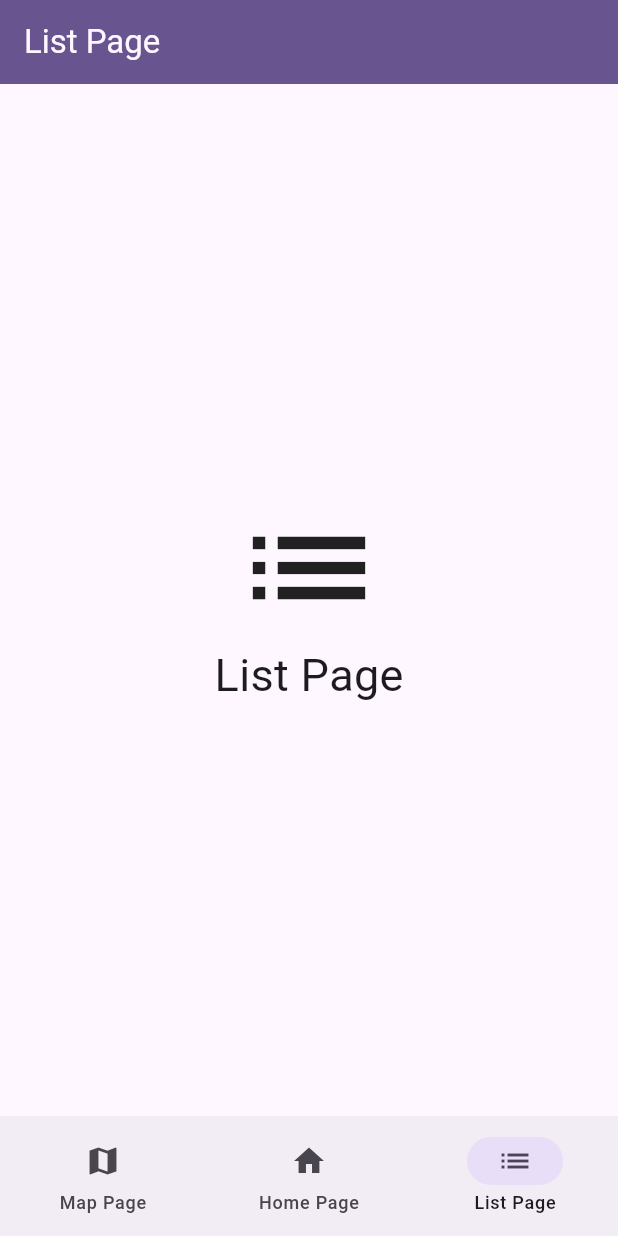
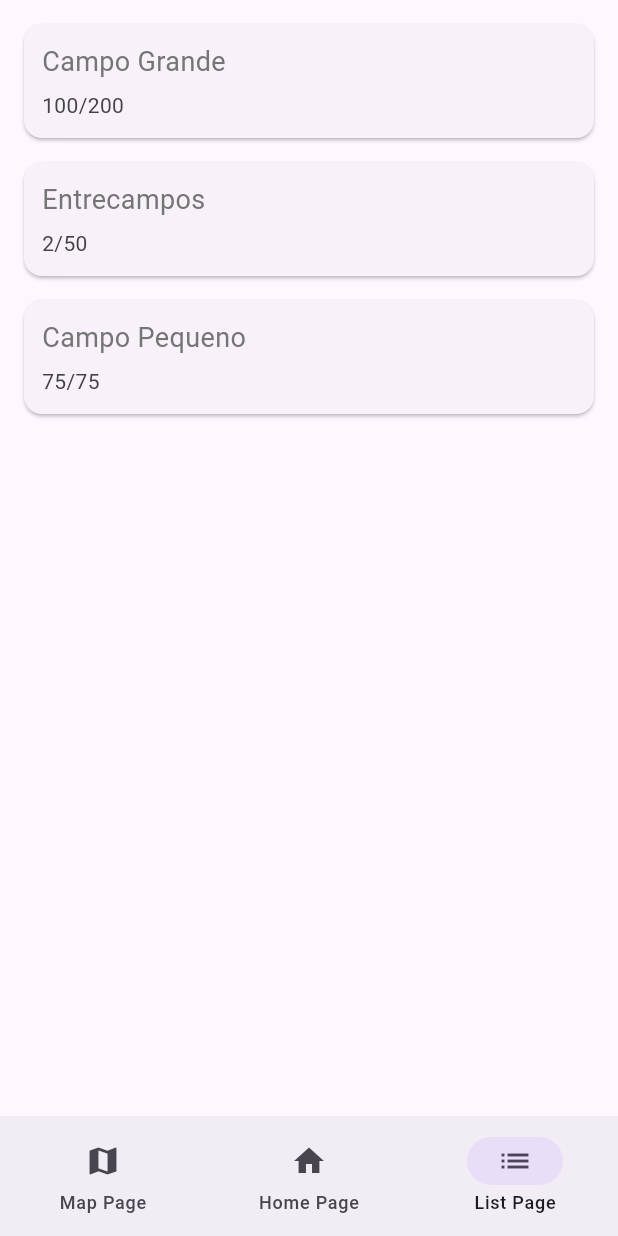
Before and after one commit to pedro-abreu-a22110364/app_emel_cm, a Flutter app: the screen it shows after launch, item 3 of the bottom bar chosen, on a phone screen of 412 x 824 dp. Run offline on Flutter 3.47's test engine with Material 3 defaults, Android fonts, the phone set to English and light mode, and no system bars.

Commit message:
- Created class parque.dart to characterize the park - Created two enums estado_parque.dart and tipo_parque.dart to use as variables in parque.dart - Created incidente.dart to characterize the incident but still TODO - Template for a template card to show parks information in parque_card.dart inside template package - Removed AppBar for consistency with the IHM prototype

```diff
--- /dev/null
+++ b/lib/model/estado_parque.dart
@@ -0,0 +1,5 @@
+enum EstadoParque {
+  LOTADO,
+  PARCIALMENTE_LOTADO,
+  LIVRE
+}
--- /dev/null
+++ b/lib/model/incidente.dart
@@ -0,0 +1,3 @@
+class Incidente {
+
+}
--- /dev/null
+++ b/lib/model/parque.dart
@@ -0,0 +1,32 @@
+import 'package:app_emel_cm/model/estado_parque.dart';
+import 'package:app_emel_cm/model/tipo_parque.dart';
+import 'package:app_emel_cm/model/incidente.dart';
+
+class Parque {
+  int idParque;
+  String nome;
+  int lotacaoReal;
+  int lotacaoMax;
+  DateTime? data;
+  TipoParque tipoParque;
+  EstadoParque? estadoParque;
+  List<Incidente>? incidentes;
+
+  Parque(
+      {required this.idParque,
+      required this.nome,
+      required this.lotacaoReal,
+      required this.lotacaoMax,
+      required this.tipoParque
+      });
+
+  EstadoParque calculaEstadoParque() {
+    if (lotacaoReal - lotacaoMax == 0) {
+      return EstadoParque.LOTADO;
+    } else if ((lotacaoReal * 100) / lotacaoMax >= 50) {
+      return EstadoParque.PARCIALMENTE_LOTADO;
+    } else {
+      return EstadoParque.LIVRE;
+    }
+  }
+}
--- /dev/null
+++ b/lib/model/tipo_parque.dart
@@ -0,0 +1,4 @@
+enum TipoParque {
+  SUPERFICIE,
+  ESTRUTURA
+}
--- a/lib/pages/home_page.dart
+++ b/lib/pages/home_page.dart
@@ -7,7 +7,6 @@ class HomePage extends StatelessWidget {
   @override
   Widget build(BuildContext context) {
     return Scaffold(
-      appBar: AppBar(title: Text(pages[1].title)),
       body: Center(
         child: Column(
           mainAxisAlignment: MainAxisAlignment.center,
--- a/lib/pages/list_page.dart
+++ b/lib/pages/list_page.dart
@@ -1,22 +1,30 @@
-import 'package:app_emel_cm/pages/pages.dart';
+import 'package:app_emel_cm/model/tipo_parque.dart';
 import 'package:flutter/material.dart';
 
-class ListPage extends StatelessWidget {
+import 'templates/parque_card.dart';
+import '../model/parque.dart';
+
+class ListPage extends StatefulWidget {
   const ListPage({super.key});
+
+  @override
+  State<ListPage> createState() => _ListPageState();
+}
+
+class _ListPageState extends State<ListPage> {
+
+  List<Parque> parques = [
+    Parque(idParque: 1, nome: "Campo Grande", lotacaoReal: 100, lotacaoMax: 200, tipoParque: TipoParque.SUPERFICIE),
+    Parque(idParque: 2, nome: "Entrecampos", lotacaoReal: 2, lotacaoMax: 50, tipoParque: TipoParque.ESTRUTURA),
+    Parque(idParque: 3, nome: "Campo Pequeno", lotacaoReal: 75, lotacaoMax: 75, tipoParque: TipoParque.ESTRUTURA)
+  ];
 
   @override
   Widget build(BuildContext context) {
     return Scaffold(
-      appBar: AppBar(title: Text(pages[2].title)),
-      body: Center(
-        child: Column(
-          mainAxisAlignment: MainAxisAlignment.center,
-          children: [
-            Icon(pages[2].icon, size: 100),
-            Text(pages[2].title, style: TextStyle(fontSize: 30)),
-          ],
-        ),
-      ),
+      body: Column(
+        children: parques.map((parque) => ParqueCard(parque: parque)).toList(),
+      )
     );
   }
 }
--- a/lib/pages/map_page.dart
+++ b/lib/pages/map_page.dart
@@ -7,7 +7,6 @@ class MapPage extends StatelessWidget {
   @override
   Widget build(BuildContext context) {
     return Scaffold(
-      appBar: AppBar(title: Text(pages[0].title)),
       body: Center(
         child: Column(
           mainAxisAlignment: MainAxisAlignment.center,
--- /dev/null
+++ b/lib/pages/templates/parque_card.dart
@@ -0,0 +1,38 @@
+import 'package:flutter/material.dart';
+import '../../model/parque.dart';
+
+class ParqueCard extends StatelessWidget {
+
+  late Parque parque;
+  ParqueCard ({super.key, required this.parque});
+
+  @override
+  Widget build(BuildContext context) {
+    return Card(
+        margin: const EdgeInsets.fromLTRB(16.0, 16.0, 16.0, 0),
+        child: Padding(
+          padding: const EdgeInsets.all(12.0),
+          child: Column(
+            crossAxisAlignment: CrossAxisAlignment.stretch,
+            children: <Widget>[
+              Text(
+                parque.nome,
+                style: TextStyle(
+                  fontSize: 18.0,
+                  color: Colors.grey[600],
+                ),
+              ),
+              const SizedBox(height: 6.0),
+              Text(
+                "${parque.lotacaoReal}/${parque.lotacaoMax}",
+                style: TextStyle(
+                  fontSize: 14.0,
+                  color: Colors.grey[800],
+                ),
+              ),
+            ],
+          ),
+        )
+    );
+  }
+}
```
Also changed, not shown: pubspec.lock.
